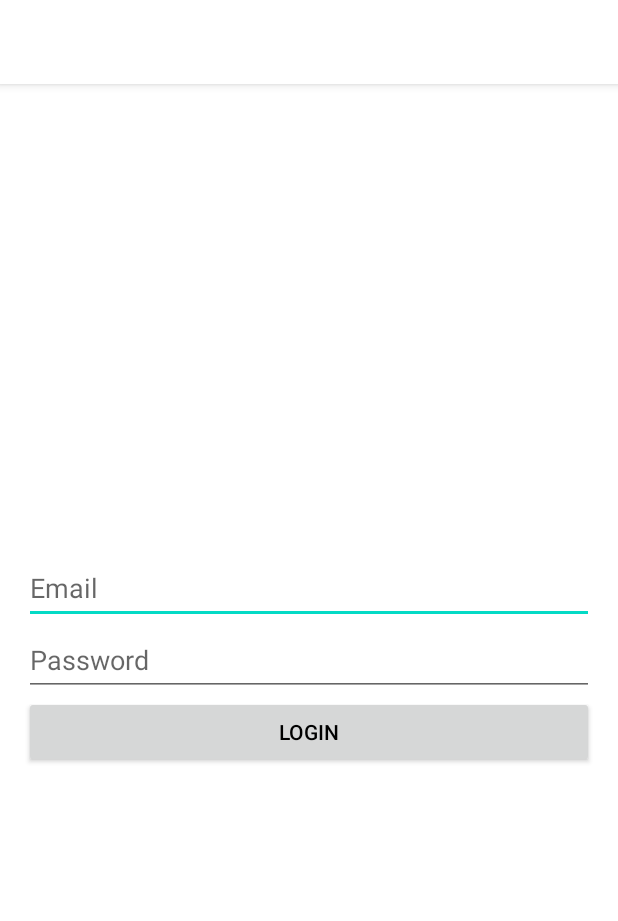
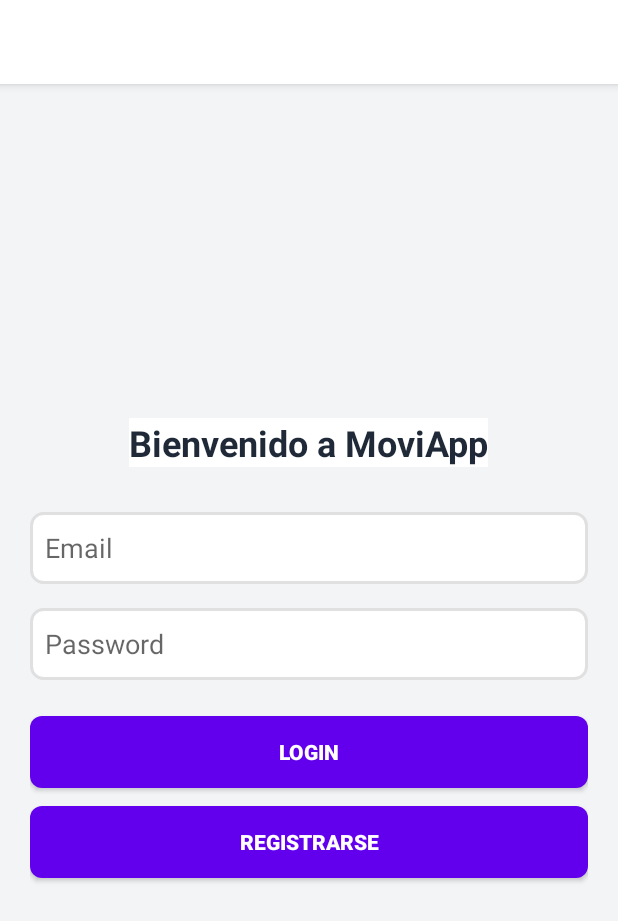
Before and after one commit to Shadownlook/Moviapp, an Android app built with Jetpack Compose: the screen it shows after launch (LoginActivity), on a phone screen of 412 x 824 dp. Shown: the top 921 px of the screen. Run offline under Robolectric (Android 15) with nearby library versions, the phone set to English and light mode, and no system bars; our stand-ins replace Firebase (no records; nobody signed in at launch, a user with empty details on screens opened directly).

```diff
--- a/app/build.gradle.kts
+++ b/app/build.gradle.kts
@@ -64,6 +64,7 @@ dependencies {
     implementation(libs.firebase.auth.ktx)
     implementation(libs.play.services.location)
     implementation(libs.firebase.database.ktx)
+    implementation(libs.material)
     testImplementation(libs.junit)
     androidTestImplementation(libs.androidx.junit)
     androidTestImplementation(libs.androidx.espresso.core)
--- a/app/src/main/AndroidManifest.xml
+++ b/app/src/main/AndroidManifest.xml
@@ -34,6 +34,7 @@
                 <category android:name="android.intent.category.LAUNCHER" />
             </intent-filter>
         </activity>
+        <activity android:name=".RegisterActivity"></activity>
     </application>
 
 </manifest>
--- /dev/null
+++ b/app/src/main/res/drawable/button_background.xml
@@ -0,0 +1,14 @@
+<selector xmlns:android="http://schemas.android.com/apk/res/android">
+    <item android:state_pressed="true">
+        <shape>
+            <solid android:color="#3700B3"/> <!-- Color más oscuro al presionar -->
+            <corners android:radius="8dp"/>
+        </shape>
+    </item>
+    <item>
+        <shape>
+            <solid android:color="#6200EE"/> <!-- Color primario del botón -->
+            <corners android:radius="8dp"/>
+        </shape>
+    </item>
+</selector>
--- /dev/null
+++ b/app/src/main/res/drawable/edit_text_background.xml
@@ -0,0 +1,6 @@
+<shape xmlns:android="http://schemas.android.com/apk/res/android">
+    <solid android:color="#FFFFFF"/> <!-- Fondo blanco -->
+    <stroke android:width="2dp" android:color="#E0E0E0"/> <!-- Borde gris claro -->
+    <corners android:radius="8dp"/> <!-- Bordes redondeados -->
+    <padding android:left="10dp" android:right="10dp" android:top="8dp" android:bottom="8dp"/>
+</shape>
--- a/app/src/main/res/layout/activity_login.xml
+++ b/app/src/main/res/layout/activity_login.xml
@@ -1,37 +1,74 @@
 <?xml version="1.0" encoding="utf-8"?>
 <LinearLayout xmlns:android="http://schemas.android.com/apk/res/android"
+    xmlns:tools="http://schemas.android.com/tools"
     android:layout_width="match_parent"
     android:layout_height="match_parent"
+    android:orientation="vertical"
     android:gravity="center"
-    android:orientation="vertical"
-    android:padding="16dp">
+    android:background="@color/backgroundColor"
+    android:padding="20dp">
+
+    <!-- Title -->
+    <TextView
+        android:id="@+id/loginTitle"
+        android:layout_width="wrap_content"
+        android:layout_height="wrap_content"
+        android:layout_marginBottom="30dp"
+        android:text="Bienvenido a MoviApp"
+        android:textColor="@color/primaryTextColor"
+        android:textSize="24sp"
+        android:textStyle="bold" />
 
     <!-- Email input -->
     <EditText
         android:id="@+id/emailEditText"
         android:layout_width="match_parent"
         android:layout_height="wrap_content"
-        android:autofillHints=""
         android:hint="Email"
         android:inputType="textEmailAddress"
-        android:minHeight="48dp" />
+        android:minHeight="48dp"
+        android:background="@drawable/edit_text_background"
+        android:padding="10dp"
+        android:textColor="@color/primaryTextColor"
+        android:layout_marginBottom="16dp"/>
 
     <!-- Password input -->
+
+    <!-- Login Button -->
     <EditText
         android:id="@+id/passwordEditText"
         android:layout_width="match_parent"
         android:layout_height="wrap_content"
-        android:autofillHints=""
+        android:layout_marginBottom="24dp"
+        android:background="@drawable/edit_text_background"
         android:hint="Password"
         android:inputType="textPassword"
-        android:minHeight="48dp" />
+        android:minHeight="48dp"
+        android:padding="10dp"
+        android:textColor="@color/primaryTextColor" />
 
-    <!-- Login Button -->
     <Button
         android:id="@+id/loginButton"
         android:layout_width="match_parent"
         android:layout_height="wrap_content"
-        android:text="Login" />
+        android:text="Login"
+        android:textColor="@android:color/white"
+        android:background="@drawable/button_background"
+        android:padding="12dp"
+        android:textStyle="bold"
+        android:layout_marginBottom="12dp"/>
+
+    <!-- Register Button -->
+    <Button
+        android:id="@+id/registerButton"
+        android:layout_width="match_parent"
+        android:layout_height="wrap_content"
+        android:layout_marginBottom="16dp"
+        android:background="@drawable/button_background"
+        android:padding="12dp"
+        android:text="Registrarse"
+        android:textColor="@android:color/white"
+        android:textStyle="bold" />
 
     <!-- Error Message -->
     <TextView
@@ -39,5 +76,6 @@
         android:layout_width="wrap_content"
         android:layout_height="wrap_content"
         android:textColor="@android:color/holo_red_dark"
-        android:visibility="gone" />
+        android:visibility="gone"/>
+
 </LinearLayout>
--- a/app/src/main/res/values/colors.xml
+++ b/app/src/main/res/values/colors.xml
@@ -5,4 +5,7 @@
     <color name="colorAccent">#03DAC5</color>        <!-- Color de acento -->
     <color name="black">#000000</color>              <!-- Negro -->
     <color name="white">#FFFFFF</color>              <!-- Blanco -->
+    <color name="backgroundColor">#F3F4F6</color> <!-- Fondo gris claro -->
+    <color name="primaryColor">#6200EE</color> <!-- Color del botón y textos importantes -->
+    <color name="primaryTextColor">#1F2937</color> <!-- Color principal de texto -->
 </resources>
--- a/gradle/libs.versions.toml
+++ b/gradle/libs.versions.toml
@@ -13,6 +13,7 @@ appcompat = "1.7.0"
 firebaseAuthKtx = "23.0.0"
 playServicesLocation = "21.3.0"
 firebaseDatabaseKtx = "21.0.0"
+material = "1.12.0"
 
 [libraries]
 androidx-core-ktx = { group = "androidx.core", name = "core-ktx", version.ref = "coreKtx" }
@@ -35,6 +36,7 @@ androidx-appcompat = { group = "androidx.appcompat", name = "appcompat", version
 firebase-auth-ktx = { group = "com.google.firebase", name = "firebase-auth-ktx", version.ref = "firebaseAuthKtx" }
 play-services-location = { group = "com.google.android.gms", name = "play-services-location", version.ref = "playServicesLocation" }
 firebase-database-ktx = { group = "com.google.firebase", name = "firebase-database-ktx", version.ref = "firebaseDatabaseKtx" }
+material = { group = "com.google.android.material", name = "material", version.ref = "material" }
 
 [plugins]
 android-application = { id = "com.android.application", version.ref = "agp" }
```
Also changed, not shown: app/src/main/java/com/sombra/moviapp/LoginActivity.kt (+24 -12 lines), app/src/main/java/com/sombra/moviapp/RegisterActivity.kt (added, +52 -0 lines), app/src/main/res/layout/activity_register.xml (added, +37 -0 lines).
